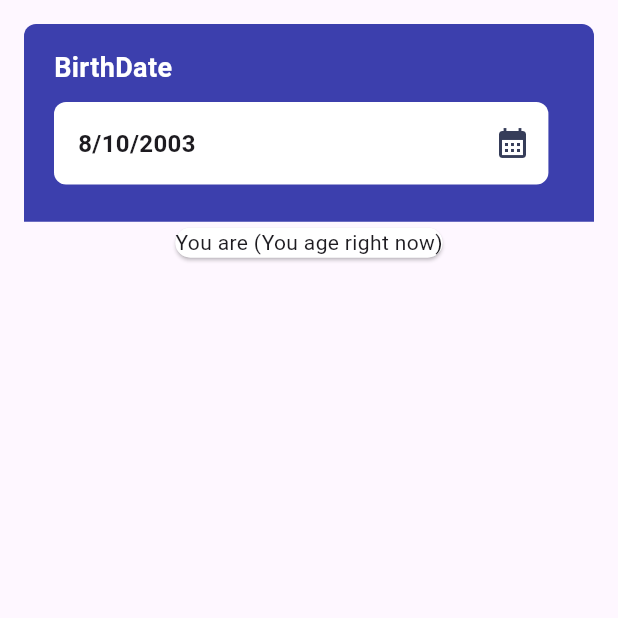
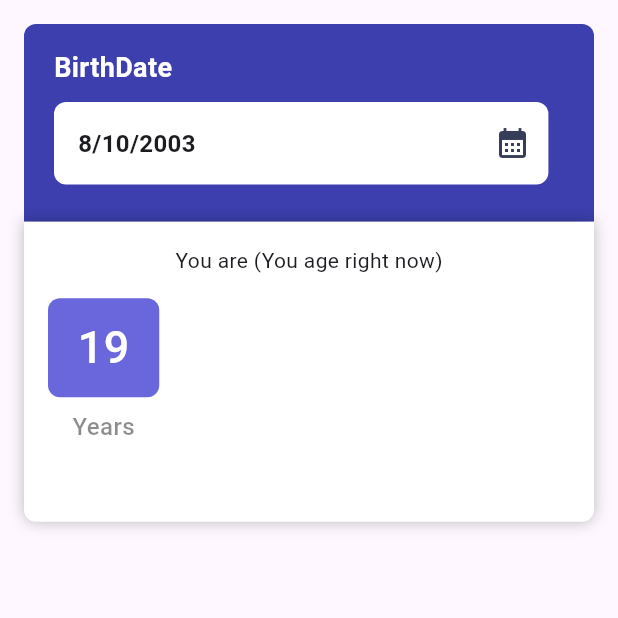
Before and after one commit to Ratndeep1999/age_calculator, a Flutter app: the screen it shows after launch, on a phone screen of 412 x 824 dp, the top half of it. Run offline on Flutter 3.47's test engine with Material 3 defaults, Android fonts, the phone set to English and light mode, and no system bars.

Commit message:
dashboard_screen.dart : Birthday section add and refactor

```diff
--- /dev/null
+++ b/lib/Dashboard_Widgets/birthdate_section.dart
@@ -0,0 +1,80 @@
+import 'package:flutter/material.dart';
+
+class BirthdateSection extends StatelessWidget {
+  const BirthdateSection({
+    super.key,
+  });
+
+  @override
+  Widget build(BuildContext context) {
+    return SizedBox(
+      height: MediaQuery.of(context).size.height * 0.16,
+      width: MediaQuery.of(context).size.width,
+      child: DecoratedBox(
+        decoration: BoxDecoration(
+          color: Color(0xFF3c3fad),
+          borderRadius: BorderRadius.only(
+            topLeft: Radius.circular(8),
+            topRight: Radius.circular(8),
+          ),
+        ),
+        child: Padding(
+          padding: const EdgeInsets.only(top: 16, left: 20),
+          child: Column(
+            crossAxisAlignment: CrossAxisAlignment.start,
+            children: [
+              Text(
+                'BirthDate',
+                style: TextStyle(
+                  fontSize: 18,
+                  color: Colors.white,
+                  fontWeight: FontWeight.w600,
+                ),
+              ),
+              SizedBox(height: 10),
+              SizedBox(
+                height: 55,
+                width: MediaQuery.of(context).size.width * 0.8,
+                child: DecoratedBox(
+                  decoration: BoxDecoration(
+                    borderRadius: BorderRadius.all(
+                      Radius.circular(8),
+                    ),
+                    color: Colors.white,
+                  ),
+                  child: Row(
+                    children: [
+                      /// Date of Birth
+                      Padding(
+                        padding: const EdgeInsets.only(left: 16),
+                        child: Text(
+                          '8/10/2003',
+                          style: TextStyle(
+                            fontSize: 16,
+                            fontWeight: FontWeight.w600,
+                          ),
+                        ),
+                      ),
+                      Spacer(),
+
+                      /// Date picker Icon
+                      IconButton(
+                        onPressed: () {},
+                        // splashColor: Colors.transparent,
+                        // highlightColor: Colors.transparent,
+                        icon: Icon(
+                          Icons.calendar_month_sharp,
+                          color: Color(0xFF363d59),
+                        ),
+                      ),
+                    ],
+                  ),
+                ),
+              ),
+            ],
+          ),
+        ),
+      ),
+    );
+  }
+}
--- a/lib/dashboard_screen.dart
+++ b/lib/dashboard_screen.dart
@@ -1,4 +1,5 @@
 import 'package:flutter/material.dart';
+import 'Dashboard_Widgets/birthdate_section.dart';
 
 class DashboardScreen extends StatefulWidget {
   const DashboardScreen({super.key});
@@ -17,82 +18,75 @@ class _DashboardScreenState extends State<DashboardScreen> {
           child: Column(
             children: [
               /// Birthdate Section
+              BirthdateSection(),
+
+              /// Birth Details Section
               SizedBox(
-                height: MediaQuery.of(context).size.height * 0.16,
                 width: MediaQuery.of(context).size.width,
+                height: 200,
                 child: DecoratedBox(
                   decoration: BoxDecoration(
-                    color: Color(0xFF3c3fad),
                     borderRadius: BorderRadius.only(
-                      topLeft: Radius.circular(8),
-                      topRight: Radius.circular(8),
+                      bottomRight: Radius.circular(8),
+                      bottomLeft: Radius.circular(8),
                     ),
+                    color: Color(0xFFffffff),
+                    boxShadow: [
+                      BoxShadow(color: Colors.black26, blurRadius: 8.0),
+                    ],
                   ),
                   child: Padding(
-                    padding: const EdgeInsets.only(top: 16, left: 20),
+                    padding: const EdgeInsets.all(16.0),
                     child: Column(
-                      crossAxisAlignment: CrossAxisAlignment.start,
                       children: [
-                        Text(
-                          'BirthDate',
-                          style: TextStyle(
-                            fontSize: 18,
-                            color: Colors.white,
-                            fontWeight: FontWeight.w600,
-                          ),
-                        ),
-                        SizedBox(height: 10),
+                        Text('You are (You age right now)'),
+                        SizedBox(height: 15,),
+
+                        /// Years, Months and Days Box
+                        Row(
+                          children: [
+                            Column(
+                              children: [
                                 SizedBox(
-                          height: 55,
-                          width: MediaQuery.of(context).size.width * 0.8,
+                                  height:
+                                      MediaQuery.of(context).size.height * 0.08,
+                                  width:
+                                      MediaQuery.of(context).size.width * 0.18,
                                   child: DecoratedBox(
                                     decoration: BoxDecoration(
+                                      color: Color(0xFF6967db),
                                       borderRadius: BorderRadius.all(
                                         Radius.circular(8),
                                       ),
+                                    ),
+                                    child: Center(
+                                      child: Text(
+                                        '19',
+                                        style: TextStyle(
+                                          fontSize: 30,
                                           color: Colors.white,
-                            ),
-                            child: Row(
-                              children: [
-                                /// Date of Birth
-                                Padding(
-                                  padding: const EdgeInsets.only(left: 16),
-                                  child: Text(
-                                    '8/10/2003',
-                                    style: TextStyle(
-                                      fontSize: 16,
-                                      fontWeight: FontWeight.w600,
+                                          fontWeight: FontWeight.w500
                                         ),
                                       ),
                                     ),
-                                Spacer(),
-                                /// Date picker Icon
-                                IconButton(
-                                  onPressed: () {},
-                                  // splashColor: Colors.transparent,
-                                  // highlightColor: Colors.transparent,
-                                  icon: Icon(
-                                    Icons.calendar_month_sharp,
-                                    color: Color(0xFF363d59),
+                                  ),
+                                ),
+                                SizedBox(height: 8),
+                                /// Label text
+                                Text(
+                                  'Years',
+                                  style: TextStyle(
+                                    fontSize: 16,
+                                    fontWeight: FontWeight.w500,
+                                    color: Colors.black45
                                   ),
                                 ),
                               ],
                             ),
-                          ),
+                          ],
                         ),
                       ],
                     ),
-                  ),
-                ),
-              ),
-              ///
-              SizedBox(
-                child: Card(
-                  color: Color(0xFFffffff),
-                  child: Column(
-                    children: [
-                      Text('You are (You age right now)'),
-                    ],
                   ),
                 ),
               ),
```
Lines whose indentation alone changed are shown as unchanged.
